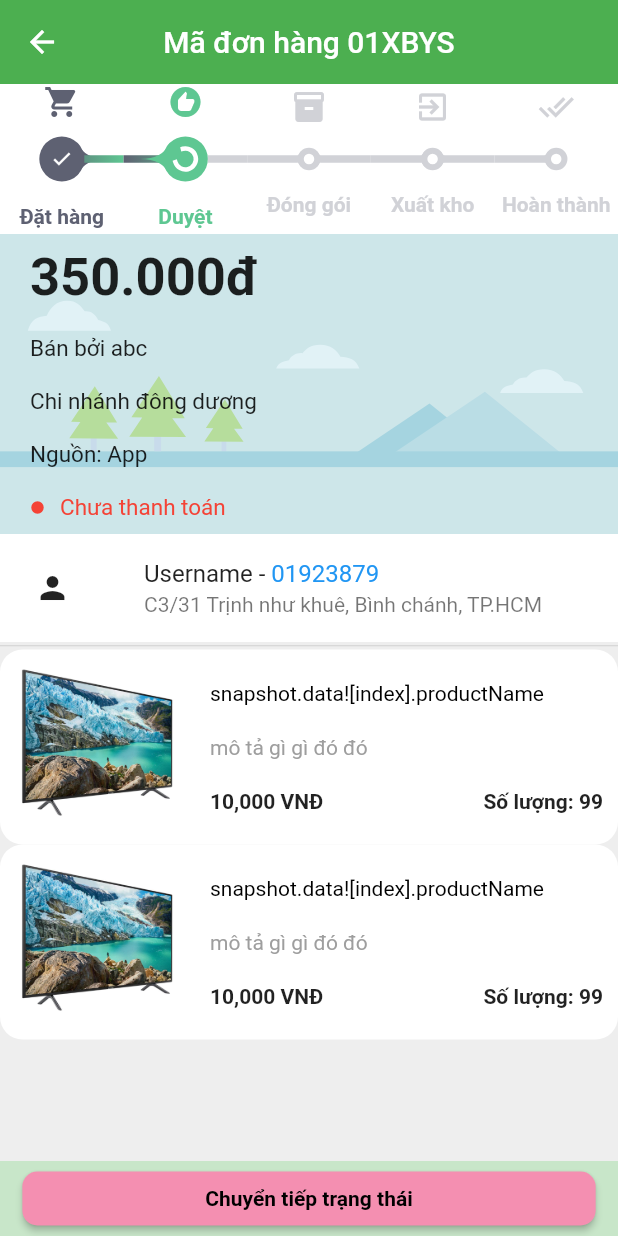
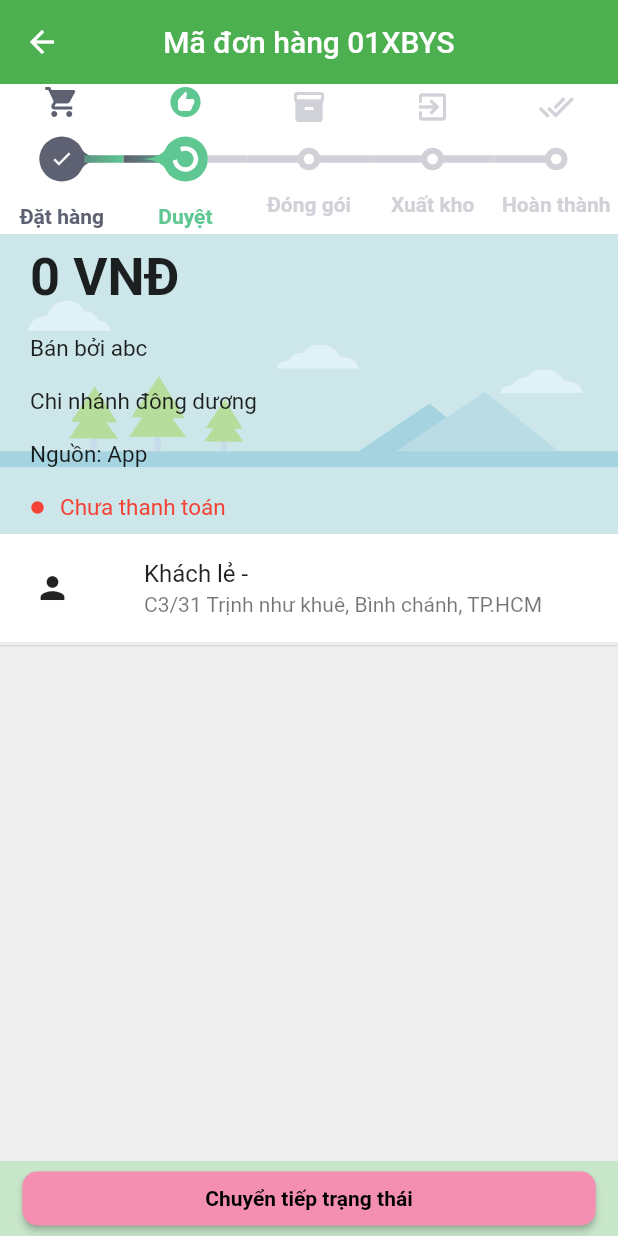
Before and after one commit to Nhom-ABCx/Flutter-QuanLy, a Flutter app: the ChiTietDonHangPage screen opened directly, on a phone screen of 412 x 824 dp. Run offline on Flutter 3.47's test engine with Material 2 defaults, Android fonts, the phone set to English and light mode, and no system bars; drawn by our look-alikes of timelines; our stand-ins replace flutter_svg, get, sqflite, syncfusion_flutter_charts; accounts and stored records are empty.

Commit message:
fix timKiem, pass value sang trang chiTiet

```diff
--- a/lib/View/donhang/chitiet/chitiet_donhang_page.dart
+++ b/lib/View/donhang/chitiet/chitiet_donhang_page.dart
@@ -4,6 +4,7 @@ import 'package:get/get.dart';
 
 import '../../../Widgets/build_widgets.dart';
 import '../../../Widgets/process_timeline.dart';
+import '../../cart/cart_controller.dart';
 import '../donhang_controller.dart';
 
 class ChiTietDonHangPage extends StatefulWidget {
@@ -13,12 +14,10 @@ class ChiTietDonHangPage extends StatefulWidget {
 }
 
 class _ChiTietDonHangPageState extends State<ChiTietDonHangPage> {
+  final cartController = Get.put(CartController());
   @override
   Widget build(BuildContext context) {
     return SafeArea(
-        child: GestureDetector(
-      //huy keyboard khi bam ngoai man hinh
-      onTap: () => FocusScope.of(context).unfocus(),
         child: Scaffold(
             //Hide
             //drawer: const NavigationDrawer(),
@@ -49,10 +48,10 @@ class _ChiTietDonHangPageState extends State<ChiTietDonHangPage> {
                               mainAxisAlignment: MainAxisAlignment.spaceAround,
                               crossAxisAlignment: CrossAxisAlignment.start,
                               children: [
-                              const Text(
-                                "350.000đ",
-                                style: TextStyle(fontSize: 35, fontWeight: FontWeight.bold),
-                              ),
+                                Obx(() => Text(
+                                      formatNumber.format(cartController.tongTien.value) + " VNĐ",
+                                      style: const TextStyle(fontSize: 35, fontWeight: FontWeight.bold),
+                                    )),
                                 const Text(
                                   "Bán bởi abc",
                                   style: TextStyle(fontSize: 15),
@@ -91,28 +90,28 @@ class _ChiTietDonHangPageState extends State<ChiTietDonHangPage> {
                         ),
                         const SizedBox(width: 10),
                         Expanded(
-                        child: ListTile(
+                          child: Obx(() => ListTile(
                                 title: Row(
-                            children: const [
-                              Text("Username - "),
+                                  children: [
+                                    Text("${cartController.customer.value.customerName} - "),
                                     Text(
-                                "01923879",
-                                style: TextStyle(color: Colors.blue),
+                                      "${cartController.customer.value.customerMobile}",
+                                      style: const TextStyle(color: Colors.blue),
                                     )
                                   ],
                                 ),
                                 subtitle: const Text("C3/31 Trịnh như khuê, Bình chánh, TP.HCM"),
-                        ),
+                              )),
                         ),
                       ],
                     ),
                   ),
                   const Divider(height: 5),
-                ListView.builder(
+                  Obx(() => ListView.builder(
                         shrinkWrap: true, //tranh' loi~ view SingleChildScrollView-column
                         //ngan chan ListView no' cuon xuong' duoc, xai` cho SingleChildScrollView-column
                         physics: const NeverScrollableScrollPhysics(),
-                  itemCount: 2,
+                        itemCount: cartController.lstCartProduct.length,
                         itemBuilder: (context, index) => Container(
                           decoration: const BoxDecoration(
                             color: Colors.white,
@@ -124,7 +123,7 @@ class _ChiTietDonHangPageState extends State<ChiTietDonHangPage> {
                               Container(
                                 padding: const EdgeInsets.all(10),
                                 width: 130,
-                          child: Image.asset("assets/images/1.jpg"),
+                                child: Image.asset("assets/images/${cartController.lstCartProduct[index].imagePath}"),
                               ),
                               Expanded(
                                   child: Padding(
@@ -133,7 +132,10 @@ class _ChiTietDonHangPageState extends State<ChiTietDonHangPage> {
                                   crossAxisAlignment: CrossAxisAlignment.start,
                                   //mainAxisAlignment: MainAxisAlignment.spaceAround,
                                   children: [
-                              RichText(text: TextSpan(style: const TextStyle(color: Colors.black), text: "snapshot.data![index].productName")),
+                                    RichText(
+                                        text: TextSpan(
+                                            style: const TextStyle(color: Colors.black),
+                                            text: "${cartController.lstCartProduct[index].productName}")),
                                     const SizedBox(height: 20),
                                     const Text(
                                       "mô tả gì gì đó đó",
@@ -142,9 +144,11 @@ class _ChiTietDonHangPageState extends State<ChiTietDonHangPage> {
                                     const SizedBox(height: 20),
                                     Row(
                                       children: [
-                                  Text(formatNumber.format(10000) + " VNĐ", style: const TextStyle(fontWeight: FontWeight.bold)),
+                                        Text(formatNumber.format(cartController.lstCartProduct[index].price) + " VNĐ",
+                                            style: const TextStyle(fontWeight: FontWeight.bold)),
                                         const Spacer(),
-                                  const Text("Số lượng: 99", style: TextStyle(fontWeight: FontWeight.bold))
+                                        Text("Số lượng: ${cartController.lstCartProduct[index].stock}",
+                                            style: const TextStyle(fontWeight: FontWeight.bold))
                                       ],
                                     )
                                   ],
@@ -153,7 +157,7 @@ class _ChiTietDonHangPageState extends State<ChiTietDonHangPage> {
                             ],
                           ),
                         ),
-                ),
+                      )),
                   const SizedBox(height: 50)
                 ])),
               ],
@@ -183,7 +187,6 @@ class _ChiTietDonHangPageState extends State<ChiTietDonHangPage> {
                                 )),
                                 backgroundColor: MaterialStateProperty.all(Colors.pink.shade200),
                               ))),
-                  ))),
-    ));
+                    ))));
   }
 }
--- a/lib/Widgets/search_widget.dart
+++ b/lib/Widgets/search_widget.dart
@@ -36,6 +36,7 @@ class _SearchWidgetState extends State<SearchWidget> {
                 ? IconButton(
                     onPressed: () {
                       widget.txtTimKiem.clear();
+                      widget.onChanged("");
                     },
                     icon: const Icon(Icons.close))
                 : null,
```
Also changed, not shown: lib/View/product/product_page.dart (+24 -5 lines). Lines whose indentation alone changed are shown as unchanged.
